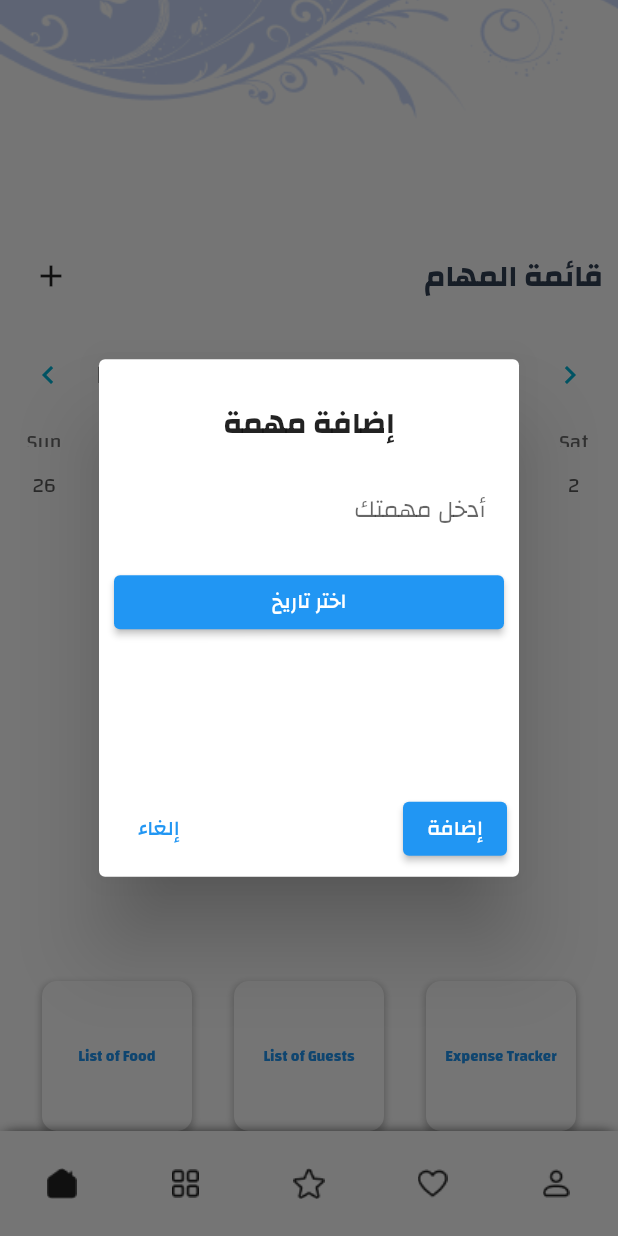
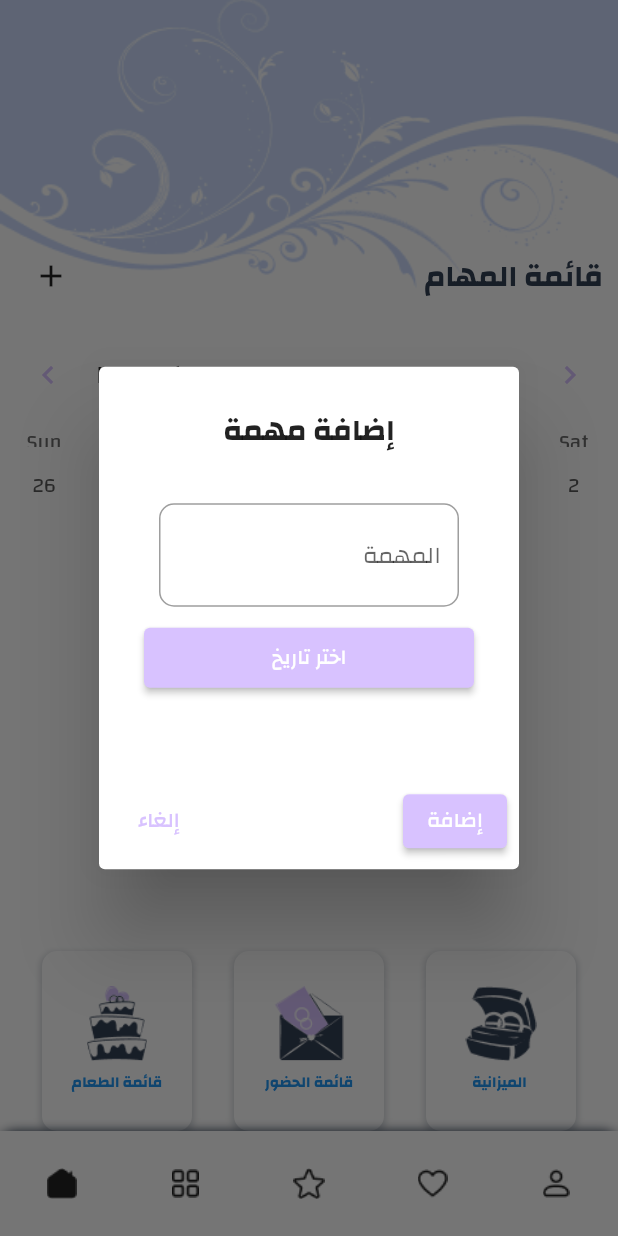
Before and after one commit to SamahFarez/3arouss, a Flutter app: the screen it shows after launch, after a tap on the "add" icon, on a phone screen of 412 x 824 dp. Run offline on Flutter 3.47's test engine with Material 2 defaults, Android fonts, the phone set to English and light mode, and no system bars; drawn by our look-alikes of table_calendar; our stand-ins replace flutter_calendar_carousel.

Commit message:
Added the images and fixed the buttons and background

```diff
--- a/lib/app/bride/home-bride/home_bride.dart
+++ b/lib/app/bride/home-bride/home_bride.dart
@@ -1,6 +1,7 @@
 import 'package:flutter/material.dart';
 import 'package:table_calendar/table_calendar.dart';
 import '../../shared/images.dart';
+import '../../shared/colors.dart';
 
 class TodoItem {
   final String description;
@@ -30,44 +31,51 @@
   @override
   Widget build(BuildContext context) {
     return Container(
-      height: 60,
+      height: 70,
       padding: EdgeInsets.symmetric(horizontal: 0.0, vertical: 1.0),
       margin: EdgeInsets.symmetric(horizontal: 5.0, vertical: 2.0),
       decoration: BoxDecoration(
         border: Border.all(
           width: 2,
-          color: Color(0xE5EEF2),
+          color: white_color,
         ),
         borderRadius: BorderRadius.circular(20.0),
       ),
       child: Card(
         child: ListTile(
           title: Row(
-            mainAxisAlignment: MainAxisAlignment.end,
+            mainAxisAlignment: MainAxisAlignment.spaceBetween,
             crossAxisAlignment: CrossAxisAlignment.start,
             children: [
-              Column(
+              Expanded(
+                child: Column(
                   crossAxisAlignment: CrossAxisAlignment.end,
                   children: [
-                  Text(
+                    Flexible(
+                      child: Text(
                         todoItem.description,
                         style: TextStyle(
-                      color: todoItem.isDone ? Colors.green : null,
+                          color: todoItem.isDone ? dark_blue_color : null,
                           fontFamily: 'Changa',
                         ),
                         textAlign: TextAlign.right,
                       ),
+                    ),
                     SizedBox(width: 5.0),
-                  Text(
+                    Flexible(
+                      child: Text(
                         '${_formatDate(todoItem.date)}',
                         style: TextStyle(
-                      color: Colors.grey,
+                          color: dark_purple_color,
                           fontSize: 12,
                           fontFamily: 'Changa',
                         ),
                         textAlign: TextAlign.right,
                       ),
+                    ),
+                    SizedBox(height: 10.0),
                   ],
+                ),
               ),
               SizedBox(width: 10.0),
               Container(
@@ -79,7 +87,7 @@
                   onChanged: (bool? value) {
                     onTodoToggle();
                   },
-                  activeColor: Colors.green,
+                  activeColor: blue_color,
                 ),
               ),
             ],
@@ -125,33 +133,36 @@
             ),
             textAlign: TextAlign.center,
           ),
-          contentPadding: EdgeInsets.all(10),
+          contentPadding: EdgeInsets.all(30),
           content: Container(
-            height: 200,
+            height: 150,
+            width: 200,
             child: Column(
               crossAxisAlignment: CrossAxisAlignment.stretch,
               children: [
                 Container(
-                  decoration: BoxDecoration(
-                    borderRadius: BorderRadius.circular(10),
-                    border: Border.all(
-                      width: 2,
-                      color: Color(0xE5EEF2),
-                    ),
-                  ),
+                  width: 200,
                   padding: EdgeInsets.symmetric(horizontal: 10),
                   child: TextField(
                     controller: _todoController,
                     textAlign: TextAlign.right,
                     decoration: InputDecoration(
-                      hintText: 'أدخل مهمتك',
+                      hintText: 'المهمة',
                       alignLabelWithHint: true,
-                      border: InputBorder.none,
+                      border: OutlineInputBorder(
+                        borderRadius: BorderRadius.circular(10),
+                        borderSide: BorderSide(
+                          color: gray_color,
+                          width: 1,
+                        ),
+                      ),
                     ),
                   ),
                 ),
                 SizedBox(height: 10),
-                ElevatedButton(
+                Container(
+                  width: 150,
+                  child: ElevatedButton(
                     onPressed: () async {
                       DateTime? pickedDate = await showDatePicker(
                         context: context,
@@ -166,7 +177,16 @@
                         });
                       }
                     },
-                  child: Text('اختر تاريخ'),
+                    style: ButtonStyle(
+                      backgroundColor: MaterialStateProperty.all(purple_color),
+                      fixedSize: MaterialStateProperty.all(
+                          Size(150, 40)), // Adjust the size as needed
+                    ),
+                    child: Text(
+                      'اختر تاريخ',
+                      style: TextStyle(color: white_color),
+                    ),
+                  ),
                 ),
               ],
             ),
@@ -179,7 +199,10 @@
                   onPressed: () {
                     Navigator.of(context).pop();
                   },
-                  child: Text('إلغاء'),
+                  child: Text(
+                    'إلغاء',
+                    style: TextStyle(color: purple_color),
+                  ),
                 ),
                 ElevatedButton(
                   onPressed: () {
@@ -200,7 +223,13 @@
                     _todoController.clear();
                     Navigator.of(context).pop();
                   },
-                  child: Text('إضافة'),
+                  style: ButtonStyle(
+                    backgroundColor: MaterialStateProperty.all(purple_color),
+                  ),
+                  child: Text(
+                    'إضافة',
+                    style: TextStyle(color: white_color),
+                  ),
                 ),
               ],
             ),
@@ -249,7 +278,7 @@
                             fontSize: 20,
                             fontWeight: FontWeight.bold,
                             fontFamily: 'Changa',
-                            color: Color(0xFF334155),
+                            color: dark_color,
                           ),
                         ),
                       ],
@@ -269,31 +298,29 @@
                       CalendarFormat.week: 'أسبوع',
                     },
                     calendarStyle: CalendarStyle(
-                      outsideTextStyle: TextStyle(color: Colors.grey),
+                      outsideTextStyle: TextStyle(color: gray_color),
                       selectedDecoration: BoxDecoration(
-                        color: Color.fromARGB(255, 132, 226, 244),
+                        color: purple_color,
                         shape: BoxShape.circle,
                       ),
                       todayDecoration: BoxDecoration(
-                        color: Color(
-                          0xFFD8C2FF,
-                        ),
+                        color: blue_color,
                         borderRadius: BorderRadius.circular(10),
                       ),
                     ),
                     headerStyle: HeaderStyle(
                       formatButtonTextStyle: TextStyle().copyWith(
-                        color: Colors.white,
+                        color: white_color,
                         fontSize: 15.0,
                       ),
                       formatButtonDecoration: BoxDecoration(
-                        color: Color(0xD8C2FF),
+                        color: gray_color,
                         borderRadius: BorderRadius.circular(16.0),
                       ),
                       leftChevronIcon: Icon(Icons.chevron_left_outlined,
-                          color: Color(0xFF00B4D8)),
+                          color: purple_color),
                       rightChevronIcon: Icon(Icons.chevron_right_outlined,
-                          color: Color(0xFF00B4D8)),
+                          color: purple_color),
                     ),
                     selectedDayPredicate: (DateTime date) {
                       return isSameDay(_selectedDay, date);
@@ -326,13 +353,13 @@
               Row(
                 mainAxisAlignment: MainAxisAlignment.spaceEvenly,
                 children: [
-                  _buildButtonBox('List of Food', () {
+                  _buildButtonBox('قائمة الطعام', food_image, () {
                     // Handle the button click for 'List of Food'
                   }),
-                  _buildButtonBox('List of Guests', () {
+                  _buildButtonBox('قائمة الحضور', invitation_image, () {
                     // Handle the button click for 'List of Guests'
                   }),
-                  _buildButtonBox('Expense Tracker', () {
+                  _buildButtonBox('الميزانية ', rings_image, () {
                     // Handle the button click for 'Expense Tracker'
                   }),
                 ],
@@ -345,10 +372,10 @@
         height: 70,
         decoration: BoxDecoration(
           borderRadius: BorderRadius.vertical(top: Radius.circular(10)),
-          boxShadow: [BoxShadow(color: Colors.black54, blurRadius: 5)],
+          boxShadow: [BoxShadow(color: dark_color, blurRadius: 5)],
         ),
         child: BottomAppBar(
-          color: Colors.white,
+          color: white_color,
           child: Row(
             mainAxisAlignment: MainAxisAlignment.spaceAround,
             children: [
@@ -379,16 +406,17 @@
     );
   }
 
-  Widget _buildButtonBox(String title, VoidCallback onPressed) {
+  Widget _buildButtonBox(
+      String title, String imagePath, VoidCallback onPressed) {
     return Container(
       width: 100,
-      height: 100,
+      height: 120,
       decoration: BoxDecoration(
-        color: Colors.white,
+        color: white_color,
         borderRadius: BorderRadius.circular(10),
         boxShadow: [
           BoxShadow(
-            color: Colors.black.withOpacity(0.2),
+            color: dark_color.withOpacity(0.2),
             spreadRadius: 1,
             blurRadius: 3,
             offset: Offset(0, 2),
@@ -397,13 +425,24 @@
       ),
       child: TextButton(
         onPressed: onPressed,
-        child: Text(
+        child: Column(
+          mainAxisAlignment: MainAxisAlignment.center,
+          children: [
+            Image.asset(
+              imagePath,
+              width: 50,
+              height: 50,
+            ),
+            SizedBox(height: 5),
+            Text(
               title,
               style: TextStyle(
                 fontSize: 10,
                 fontWeight: FontWeight.bold,
               ),
             ),
+          ],
+        ),
       ),
     );
   }
--- a/lib/app/shared/colors.dart
+++ b/lib/app/shared/colors.dart
@@ -0,0 +1,11 @@
+import 'dart:ui';
+
+const purple_color =Color(0xFFD8C2FF);
+const dark_purple_color =Color(0xFFC7A7FF);
+const blue_color =Color(0xFFCCDBFD);
+const dark_blue_color =Color(0xFFA4BFFC);
+const white_color =Color(0xFFFFFFFF);
+const gray_color =Color(0xFFE5EEF2);
+const text_gray_color =Color(0xFF64748B);
+const dark_color =Color(0xFF334155);
+const beige_color =Color(0xFFF7F6F0);
--- a/lib/app/shared/images.dart
+++ b/lib/app/shared/images.dart
@@ -9,3 +9,7 @@
 const profile_outlined_icon = "assets/profile_outlined.png";
 const categories_icon = "assets/categories.png";
 const categories_outlined_icon = "assets/categories_outlined.png";
+const invitation_image = "assets/invitation.png";
+const food_image = "assets/food.png";
+const rings_image = "assets/rings.png";
+const married_image = "assets/married.png";
--- a/pubspec.yaml
+++ b/pubspec.yaml
@@ -34,6 +34,10 @@
     - assets/star_outlined.png
     - assets/heart_outlined.png
     - assets/profile_outlined.png
+    - assets/invitation.png
+    - assets/food.png
+    - assets/rings.png
+    - assets/married.png
   fonts:
     - family: Changa
       fonts:
```
Also changed, not shown: assets/add.png (added), assets/background.png, assets/dress.png (added), assets/food.png (added), assets/inbox.png (added), assets/inbox_outlined.png (added), assets/invitation.png (added), assets/married.png (added), assets/pfpbride.png (added), assets/pfpbusiness.png (added), assets/rings.png (added), assets/sucess.png (added). Lines whose indentation alone changed are shown as unchanged.
